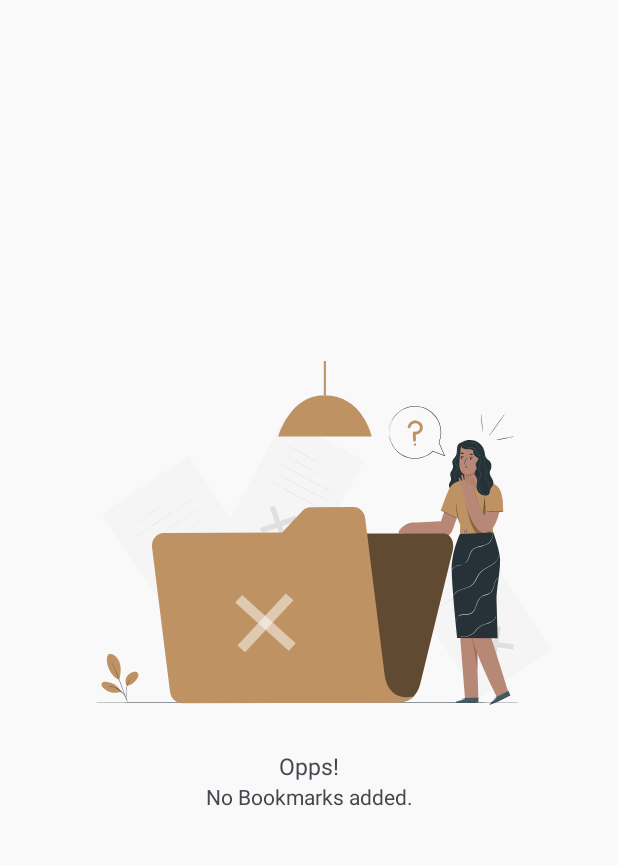
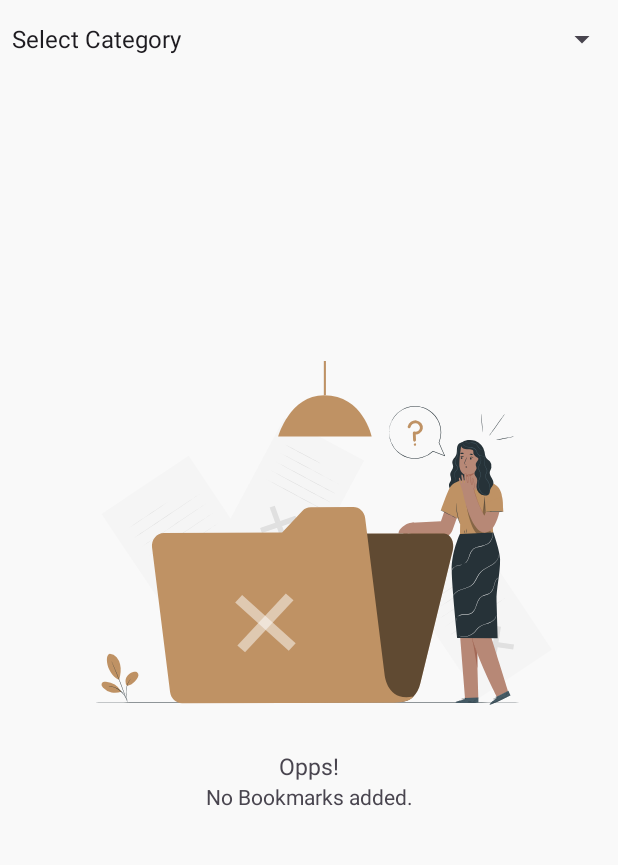
Before and after one commit to yawnyong/Bookmarker, an Android app: the screen it shows after launch (MainActivity), on a phone screen of 412 x 824 dp, the part 96-961 px from its top. Run offline under Robolectric (Android 15) with nearby library versions, the phone set to English and light mode, and no system bars; Roboto replaces fonts that are not available here.

Commit message:
Bookmarker

```diff
--- a/app/src/main/java/com/example/bookmarker/MainActivity.kt
+++ b/app/src/main/java/com/example/bookmarker/MainActivity.kt
@@ -8,10 +8,14 @@ import android.os.Bundle
 import android.view.Menu
 import android.view.MenuItem
 import android.view.View
+import android.widget.AdapterView
+import android.widget.ArrayAdapter
 import android.widget.LinearLayout
 import android.widget.ListView
+import android.widget.Spinner
 import androidx.activity.enableEdgeToEdge
 import androidx.appcompat.app.AppCompatActivity
+import androidx.appcompat.app.AppCompatDelegate
 import androidx.core.view.ViewCompat
 import androidx.core.view.WindowInsetsCompat
 import com.google.android.material.appbar.MaterialToolbar
@@ -24,9 +28,13 @@ class MainActivity : AppCompatActivity() {
     lateinit var context: Context
     lateinit var prefManager: PrefManager
     private var bookmarksList: MutableList<Bookmark> = mutableListOf()
+    private lateinit var spinnerFilter: Spinner
+    private lateinit var itemList: Array<String>
+    private var selectedCategory: String = ""
 
     override fun onCreate(savedInstanceState: Bundle?) {
         super.onCreate(savedInstanceState)
+
         enableEdgeToEdge()
         setContentView(R.layout.activity_main)
         ViewCompat.setOnApplyWindowInsetsListener(findViewById(R.id.mainLayout)) { v, insets ->
@@ -45,20 +53,50 @@ class MainActivity : AppCompatActivity() {
         //adapter
         setupBookmarkAdapter()
 
+        //Category filter
+        setupSpinnerFilter()
+
     }//onCreate
+
+    private fun setupSpinnerFilter(){
+
+        itemList = resources.getStringArray(R.array.category_options)
+
+        val adapter = ArrayAdapter(this, android.R.layout.simple_spinner_item, itemList)
+        adapter.setDropDownViewResource(android.R.layout.simple_spinner_dropdown_item)
+        spinnerFilter.adapter = adapter
+
+        spinnerFilter.onItemSelectedListener = object : AdapterView.OnItemSelectedListener {
+            override fun onItemSelected(parent: AdapterView<*>, view: View, position: Int, id: Long) {
+                selectedCategory = if (position == 0) "" else itemList[position]
+                filterBookmarksByCategory()
+            }
+
+            override fun onNothingSelected(parent: AdapterView<*>) {}
+        }
+
+    }
+
+    private fun filterBookmarksByCategory() {
+        val allBookmarks = prefManager.getBookmarks()
+        bookmarksList.clear()
+
+        if (selectedCategory.isEmpty()) {
+            bookmarksList.addAll(allBookmarks)
+        } else {
+            bookmarksList.addAll(allBookmarks.filter { it.category == selectedCategory })
+        }
+
+        llNoData.visibility = if (bookmarksList.isEmpty()) View.VISIBLE else View.GONE
+        listView.visibility = if (bookmarksList.isEmpty()) View.GONE else View.VISIBLE
+
+        adapter.notifyDataSetChanged()
+    }
 
     override fun onResume() {
         super.onResume()
         bookmarksList.clear()
-        bookmarksList.addAll(prefManager.getBookmarks())
-        if (bookmarksList.isEmpty()) {
-            llNoData.visibility = View.VISIBLE
-            listView.visibility = View.GONE
-        } else {
-            llNoData.visibility = View.GONE
-            listView.visibility = View.VISIBLE
-        }
-        adapter.notifyDataSetChanged()
+        filterBookmarksByCategory()
     }
 
     override fun onCreateOptionsMenu(menu: Menu?): Boolean {
@@ -161,6 +199,7 @@ class MainActivity : AppCompatActivity() {
         context = this@MainActivity
         listView = findViewById(R.id.listViewBookmarks)
         llNoData = findViewById(R.id.llNoData)
+        spinnerFilter = findViewById(R.id.spinnerFilter)
         prefManager = PrefManager(context)
     }
 }//main
--- a/app/src/main/res/layout/activity_add_bookmark.xml
+++ b/app/src/main/res/layout/activity_add_bookmark.xml
@@ -4,7 +4,7 @@
     android:id="@+id/main"
     android:layout_width="match_parent"
     android:layout_height="match_parent"
-    android:background="#FAFAFA"
+    android:background="#FFFDFD"
     android:orientation="vertical"
     android:padding="16dp"
     tools:context=".AddBookmark">
--- a/app/src/main/res/layout/activity_main.xml
+++ b/app/src/main/res/layout/activity_main.xml
@@ -12,11 +12,10 @@
         android:id="@+id/appBar"
         android:layout_width="match_parent"
         android:layout_height="wrap_content"
-        app:layout_constraintTop_toTopOf="parent"
         android:background="?attr/colorPrimary"
+        app:layout_constraintEnd_toEndOf="parent"
         app:layout_constraintStart_toStartOf="parent"
-        app:layout_constraintEnd_toEndOf="parent"
-        >
+        app:layout_constraintTop_toTopOf="parent">
 
         <com.google.android.material.appbar.MaterialToolbar
             android:id="@+id/toolbar"
@@ -31,14 +30,12 @@
             app:titleTextColor="@color/white" />
 
 
-
     </com.google.android.material.appbar.AppBarLayout>
     <!-- ListView -->
     <ListView
         android:id="@+id/listViewBookmarks"
         android:layout_width="0dp"
         android:layout_height="0dp"
-        android:layout_marginTop="15dp"
         android:background="#FFFFFF"
         android:divider="@android:color/darker_gray"
         android:dividerHeight="1dp"
@@ -47,7 +44,7 @@
         app:layout_constraintBottom_toBottomOf="parent"
         app:layout_constraintEnd_toEndOf="parent"
         app:layout_constraintStart_toStartOf="parent"
-        app:layout_constraintTop_toBottomOf="@id/appBar" />
+        app:layout_constraintTop_toBottomOf="@+id/spinnerFilter" />
 
     <LinearLayout
         android:id="@+id/llNoData"
@@ -86,4 +83,14 @@
             android:text="@string/no_data_added" />
     </LinearLayout>
 
+    <Spinner
+        android:id="@+id/spinnerFilter"
+        android:layout_width="0dp"
+        android:layout_height="48dp"
+        android:layout_marginTop="2dp"
+        app:layout_constraintEnd_toEndOf="parent"
+        app:layout_constraintHorizontal_bias="0.0"
+        app:layout_constraintStart_toStartOf="parent"
+        app:layout_constraintTop_toBottomOf="@+id/appBar" />
+
 </androidx.constraintlayout.widget.ConstraintLayout>
--- a/app/src/main/res/layout/bookmark_item.xml
+++ b/app/src/main/res/layout/bookmark_item.xml
@@ -95,7 +95,7 @@
             android:layout_height="48dp"
             android:background="?attr/selectableItemBackgroundBorderless"
             android:contentDescription="@string/edit_image"
-            android:paddingBottom="8dp"
+            android:paddingBottom="6dp"
             android:src="@drawable/ic_edit"
             app:layout_constraintEnd_toEndOf="parent"
             app:layout_constraintStart_toStartOf="parent"
```
